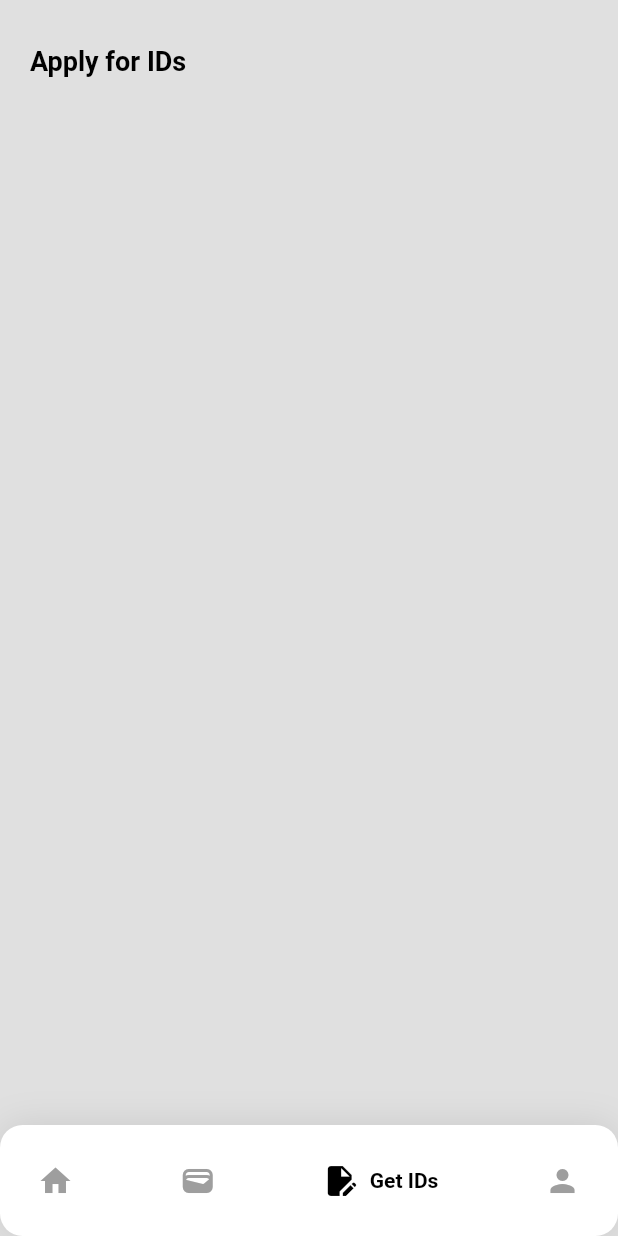
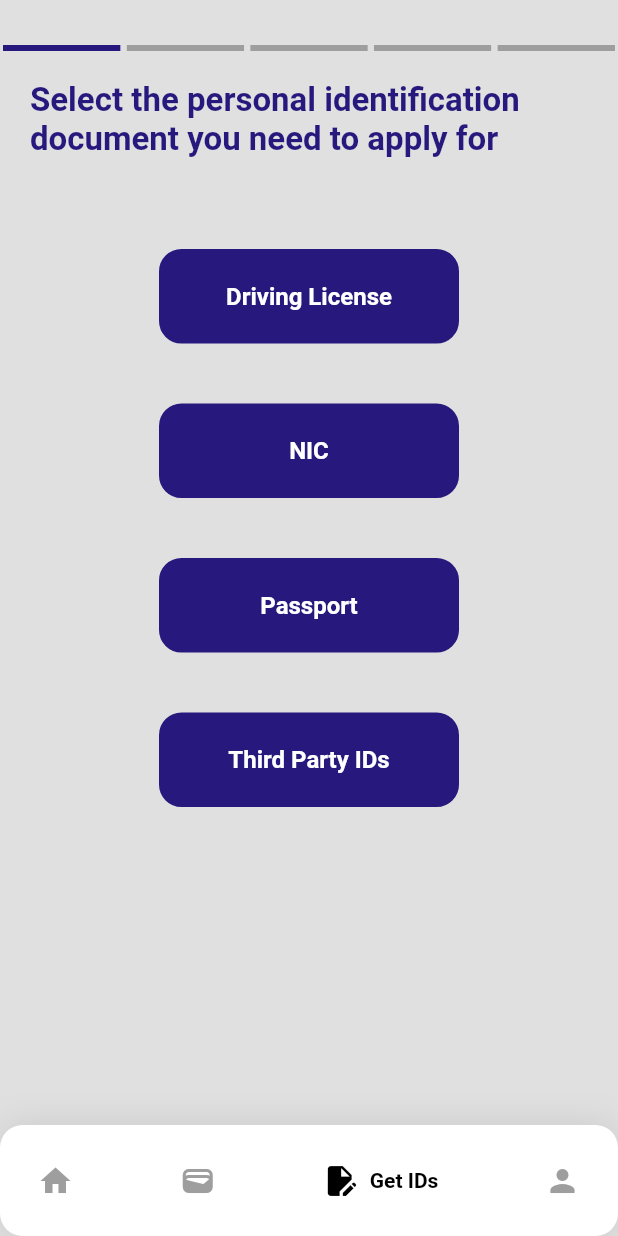
Before and after one commit to UCSC-TYGP-G07/oneid_mobile_app, a Flutter app: the GetIDs screen opened directly, on a phone screen of 412 x 824 dp. Run offline on Flutter 3.47's test engine with Material 2 defaults, Android fonts, the light colour scheme and no system bars; drawn by our look-alikes of google_nav_bar, step_progress_indicator.

Commit message:
Create progress bar

```diff
--- /dev/null
+++ b/lib/components/progress_bar.dart
@@ -0,0 +1,27 @@
+import 'package:flutter/material.dart';
+import 'package:step_progress_indicator/step_progress_indicator.dart';
+
+class ProgressBar extends StatelessWidget {
+  final int step;
+
+  const ProgressBar({
+    super.key,
+    required this.step,
+  });
+
+  //final BuildContext context;
+
+
+  @override
+  Widget build(BuildContext context) {
+    return Container(
+      child: StepProgressIndicator(
+        totalSteps: 5,
+        currentStep: step,
+        selectedColor: const Color(0xFF27187E),
+        unselectedColor: Colors.grey,
+      ),
+    );
+  }
+
+}
--- a/lib/pages/get_id.dart
+++ b/lib/pages/get_id.dart
@@ -1,5 +1,7 @@
 import 'package:flutter/material.dart';
 import 'package:oneid_mobile_app/components/bottom_nav_bar.dart';
+import 'package:oneid_mobile_app/components/button_blue.dart';
+import 'package:oneid_mobile_app/components/progress_bar.dart';
 
 class GetIDs extends StatefulWidget {
   GetIDs({Key? key}) : super(key: key);
@@ -16,30 +18,79 @@ class _GetIDs extends State<GetIDs>{
   Widget build(BuildContext context){
     return Scaffold(
       backgroundColor: Colors.grey.shade300,
-      bottomNavigationBar: BottomNavBar(selectedIndex:2),
+      bottomNavigationBar: const BottomNavBar(selectedIndex:2),
 
       body: SafeArea(
         child: Center(
           child: Column(
             children: [
 
-              //Ongoing approvals
-              SizedBox(height: 30,),
-              Padding(
+              //Progress Bar
+              const SizedBox(height: 30,),
+              ProgressBar(
+                step: 1,
+              ),
+
+              const SizedBox(height: 20,),
+              const Padding(
                 padding: EdgeInsets.only(left: 20),
                 child: Align(
-                  alignment: Alignment.centerLeft,
+                  alignment: Alignment.center,
                   child: Text(
-                    'Apply for IDs',
+                    'Select the personal identification document you need to apply for',
                     style: TextStyle(
-                      color: Colors.black,
+                      color: const Color(0xFF27187E),
                       fontWeight: FontWeight.bold,
-                      fontSize: 18,
+                      fontSize: 22,
                     ),
                   ),
                 )
               ),
 
+              //Buttons
+              const SizedBox(height: 60,),
+              SizedBox(
+                width: 200,
+                child: BlueButton(
+                  buttonText: 'Driving License',
+                  onTap: (){
+
+                  },
+                ),
+              ),
+
+              const SizedBox(height: 40,),
+              SizedBox(
+                width: 200,
+                child: BlueButton(
+                  buttonText: 'NIC',
+                  onTap: (){
+
+                  },
+                ),
+              ),
+
+              const SizedBox(height: 40,),
+              SizedBox(
+                width: 200,
+                child: BlueButton(
+                  buttonText: 'Passport',
+                  onTap: (){
+
+                  },
+                ),
+              ),
+
+              const SizedBox(height: 40,),
+              SizedBox(
+                width: 200,
+                child: BlueButton(
+                  buttonText: 'Third Party IDs',
+                  onTap: (){
+
+                  },
+                ),
+              )
             ],
           ),
         )
--- a/pubspec.yaml
+++ b/pubspec.yaml
@@ -30,6 +30,7 @@ environment:
 dependencies:
   flutter:
     sdk: flutter
+  step_progress_indicator: ^1.0.2
 
 
   # The following adds the Cupertino Icons font to your application.
```
Also changed, not shown: pubspec.lock.
